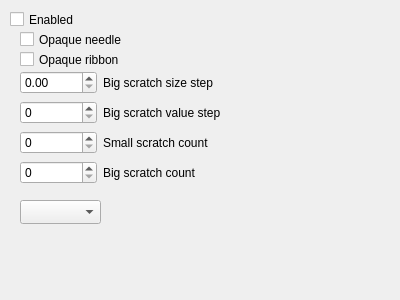
mavlink/qgroundcontrol, file src/ui/hud2/HUD2FormRibbon.ui: the form before one commit.
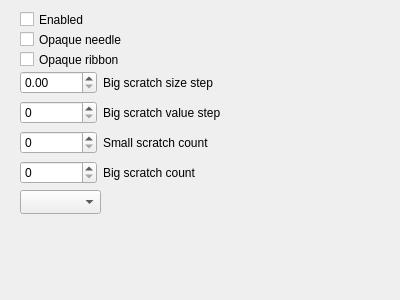
The form after the commit.

Patch:
```diff
--- a/src/ui/hud2/HUD2FormRibbon.ui
+++ b/src/ui/hud2/HUD2FormRibbon.ui
@@ -10,6 +10,12 @@
     <height>300</height>
    </rect>
   </property>
+  <property name="sizePolicy">
+   <sizepolicy hsizetype="Minimum" vsizetype="Minimum">
+    <horstretch>0</horstretch>
+    <verstretch>0</verstretch>
+   </sizepolicy>
+  </property>
   <property name="windowTitle">
    <string>Form</string>
   </property>
@@ -42,7 +48,7 @@
   <widget class="QCheckBox" name="checkBoxEnable">
    <property name="geometry">
     <rect>
-     <x>10</x>
+     <x>20</x>
      <y>10</y>
      <width>111</width>
      <height>19</height>
@@ -56,11 +62,17 @@
    <property name="geometry">
     <rect>
      <x>20</x>
-     <y>200</y>
+     <y>190</y>
      <width>81</width>
      <height>24</height>
     </rect>
    </property>
+   <property name="sizePolicy">
+    <sizepolicy hsizetype="Preferred" vsizetype="Preferred">
+     <horstretch>0</horstretch>
+     <verstretch>0</verstretch>
+    </sizepolicy>
+   </property>
   </widget>
   <widget class="QWidget" name="gridLayoutWidget">
    <property name="geometry">
```
